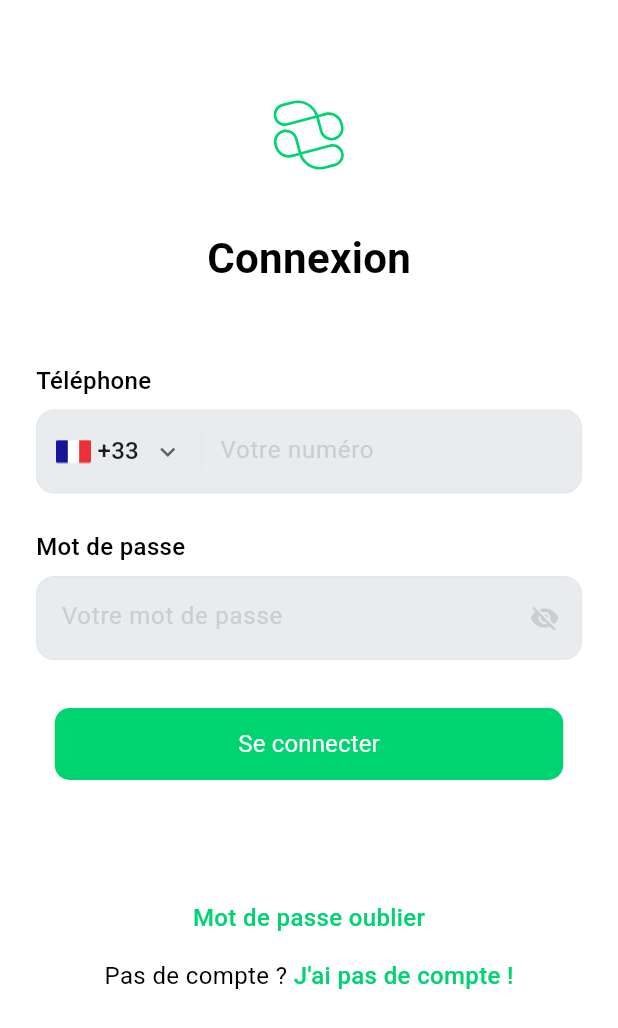
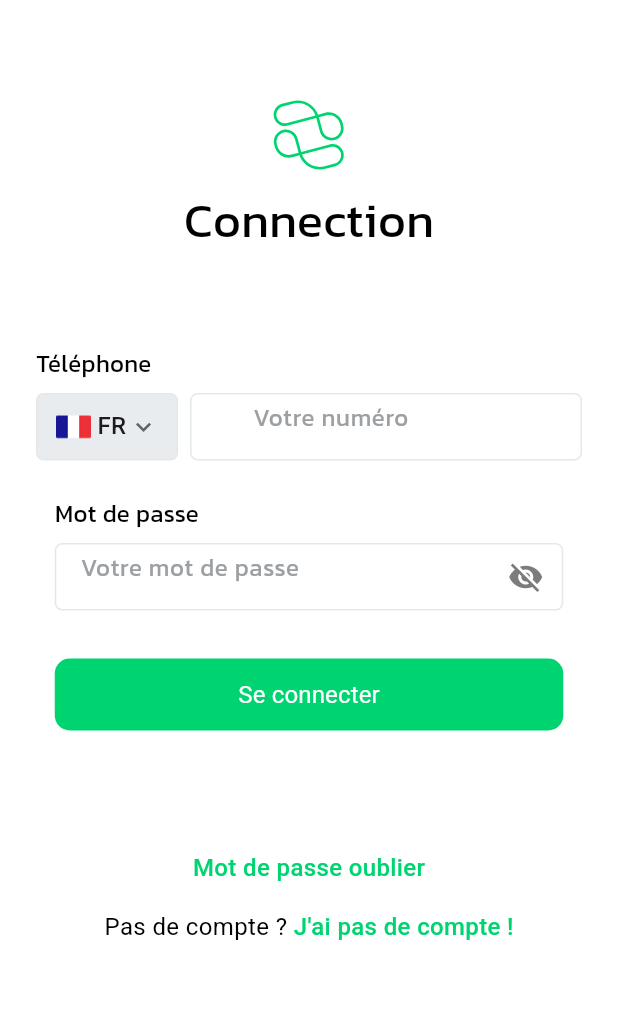
Before and after one commit to Rahim10020/Connect-App-Authentification, a Flutter app: the screen it shows after launch, after a tap on "Connexion", on a phone screen of 412 x 824 dp. Shown: the top 1028 px of the screen. Run offline on Flutter 3.47's test engine with Material 3 defaults, Android fonts, the phone set to English and light mode, and no system bars; our stand-ins replace flutter_svg, get.

```diff
--- a/lib/features/authentication/presentation/pages/login_page.dart
+++ b/lib/features/authentication/presentation/pages/login_page.dart
@@ -38,20 +38,20 @@ class _LoginPageState extends State<LoginPage> {
                 // Logo
                 const LogoWidget(size: 60),
 
-                const SizedBox(height: 32),
+                const SizedBox(height: 4),
 
                 // Titre
                 Text(
-                  'Connexion',
+                  'Connection',
                   style: TextStyle(
                     color: Colors.black,
-                    fontSize: 28,
-                    fontWeight: FontWeight.w700,
-                    fontFamily: AppFonts.roboto,
+                    fontSize: 32,
+                    fontWeight: FontWeight.w500,
+                    fontFamily: AppFonts.kanit,
                   ),
                 ),
 
-                const SizedBox(height: 50),
+                const SizedBox(height: 61),
 
                 // Champ téléphone
                 Column(
@@ -62,23 +62,29 @@ class _LoginPageState extends State<LoginPage> {
                       style: TextStyle(
                         color: Colors.black,
                         fontSize: 16,
-                        fontWeight: FontWeight.w500,
-                        fontFamily: AppFonts.roboto,
+                        fontWeight: FontWeight.w400,
+                        fontFamily: AppFonts.kanit,
                       ),
                     ),
                     const SizedBox(height: 8),
+                    Row(
+                      children: [
+                        // Container pour le sélecteur de pays
                         Container(
-                      height: 56,
+                          height: 45,
                           decoration: BoxDecoration(
                             color: AppGrey.grey300,
-                        borderRadius: BorderRadius.circular(12),
+                            borderRadius: BorderRadius.circular(5),
                             border: Border.all(color: AppGrey.grey400),
                           ),
                           child: Row(
+                            mainAxisSize: MainAxisSize.min,
                             children: [
                               // Prefix avec drapeau et code pays
                               Container(
-                            padding: const EdgeInsets.symmetric(horizontal: 12),
+                                padding: const EdgeInsets.symmetric(
+                                  horizontal: 12,
+                                ),
                                 child: Row(
                                   mainAxisSize: MainAxisSize.min,
                                   children: [
@@ -100,11 +106,11 @@ class _LoginPageState extends State<LoginPage> {
                                       items: const [
                                         DropdownMenuItem(
                                           value: 'FR',
-                                      child: Text('+33'),
+                                          child: Text('FR'),
                                         ),
                                         DropdownMenuItem(
                                           value: 'TG',
-                                      child: Text('+228'),
+                                          child: Text('TG'),
                                         ),
                                       ],
                                       onChanged: (value) {
@@ -116,27 +122,42 @@ class _LoginPageState extends State<LoginPage> {
                                   ],
                                 ),
                               ),
-                          Container(
-                            width: 1,
-                            height: 24,
-                            color: AppGrey.grey400,
+                            ],
                           ),
-                          // Champ de saisie
+                        ),
+                        const SizedBox(width: 8),
+                        // Champ de saisie étendu
                         Expanded(
+                          child: Container(
+                            height: 45,
+                            decoration: BoxDecoration(
+                              color: Colors.white,
+                              borderRadius: BorderRadius.circular(5),
+                              border: Border.all(color: AppGrey.grey400),
+                            ),
                             child: TextFormField(
                               controller: _phoneController,
                               keyboardType: TextInputType.phone,
                               style: TextStyle(
                                 fontSize: 16,
-                                fontFamily: AppFonts.roboto,
+                                fontFamily: AppFonts.kanit,
                                 color: Colors.black,
                               ),
                               decoration: InputDecoration(
+                                prefixText:
+                                    _selectedCountry == 'FR' ? '+33 ' : '+228 ',
+                                prefixStyle: TextStyle(
+                                  fontSize: 16,
+                                  fontFamily: AppFonts.kanit,
+                                  color: AppGrey.grey900,
+                                  fontWeight: FontWeight.w400,
+                                ),
                                 hintText: 'Votre numéro',
                                 hintStyle: TextStyle(
-                                  color: AppGrey.grey600,
+                                  color: AppGrey.grey700,
                                   fontSize: 16,
-                                  fontFamily: AppFonts.roboto,
+                                  fontFamily: AppFonts.kanit,
+                                  fontWeight: FontWeight.w400,
                                 ),
                                 border: InputBorder.none,
                                 contentPadding: const EdgeInsets.symmetric(
@@ -152,8 +173,8 @@ class _LoginPageState extends State<LoginPage> {
                               },
                             ),
                           ),
+                        ),
                       ],
-                      ),
                     ),
                   ],
                 ),
@@ -169,16 +190,17 @@ class _LoginPageState extends State<LoginPage> {
                       style: TextStyle(
                         color: Colors.black,
                         fontSize: 16,
-                        fontWeight: FontWeight.w500,
-                        fontFamily: AppFonts.roboto,
+                        fontWeight: FontWeight.w400,
+                        fontFamily: AppFonts.kanit,
                       ),
                     ),
                     const SizedBox(height: 8),
                     Container(
-                      height: 56,
+                      height: 45,
+                      width: 339,
                       decoration: BoxDecoration(
-                        color: AppGrey.grey300,
-                        borderRadius: BorderRadius.circular(12),
+                        color: Colors.white,
+                        borderRadius: BorderRadius.circular(5),
                         border: Border.all(color: AppGrey.grey400),
                       ),
                       child: TextFormField(
@@ -186,15 +208,16 @@ class _LoginPageState extends State<LoginPage> {
                         obscureText: _obscurePassword,
                         style: TextStyle(
                           fontSize: 16,
-                          fontFamily: AppFonts.roboto,
+                          fontFamily: AppFonts.kanit,
                           color: Colors.black,
                         ),
                         decoration: InputDecoration(
                           hintText: 'Votre mot de passe',
                           hintStyle: TextStyle(
-                            color: AppGrey.grey600,
+                            color: AppGrey.grey700,
                             fontSize: 16,
-                            fontFamily: AppFonts.roboto,
+                            fontFamily: AppFonts.kanit,
+                            fontWeight: FontWeight.w400,
                           ),
                           border: InputBorder.none,
                           contentPadding: const EdgeInsets.symmetric(
@@ -206,8 +229,8 @@ class _LoginPageState extends State<LoginPage> {
                               _obscurePassword
                                   ? Icons.visibility_off
                                   : Icons.visibility,
-                              color: AppGrey.grey600,
-                              size: 20,
+                              color: AppGrey.grey800,
+                              size: 24,
                             ),
                             onPressed: () {
                               setState(() {
--- a/lib/features/authentication/presentation/pages/onboarding_page.dart
+++ b/lib/features/authentication/presentation/pages/onboarding_page.dart
@@ -46,8 +46,8 @@ class OnboardingPage extends StatelessWidget {
 
               // Illustration des personnes
               Container(
-                width: 280,
-                height: 200,
+                width: 197.36,
+                height: 149,
                 child: Image.asset(
                   AppAssets.greetingImage,
                   fit: BoxFit.contain,
```
Also changed, not shown: package-lock.json (added), pubspec.lock. Lines whose indentation alone changed are shown as unchanged.
